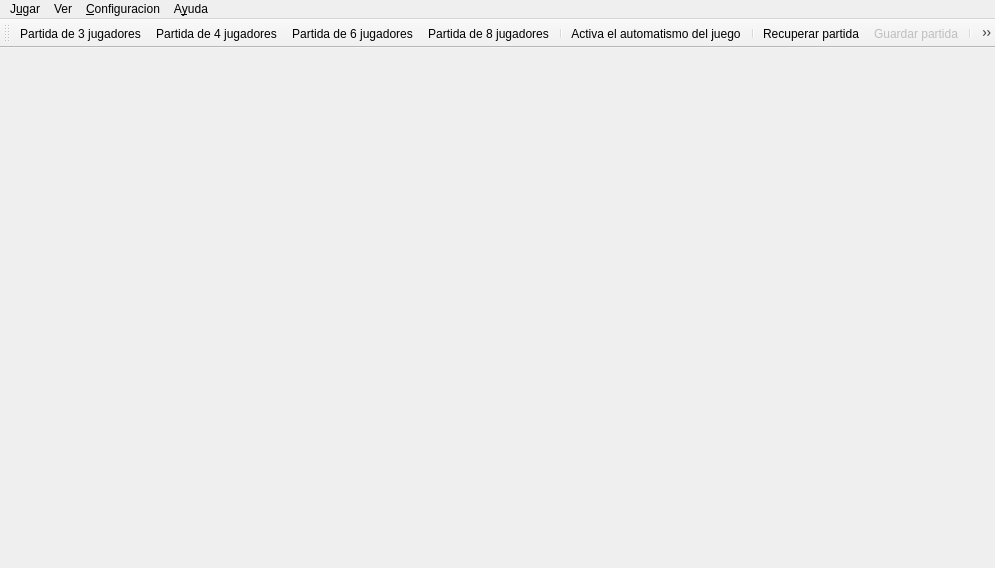
The window that glparchis/ui/frmMain.ui (turulomio/glparchis) describes before a commit, drawn with Qt 5.
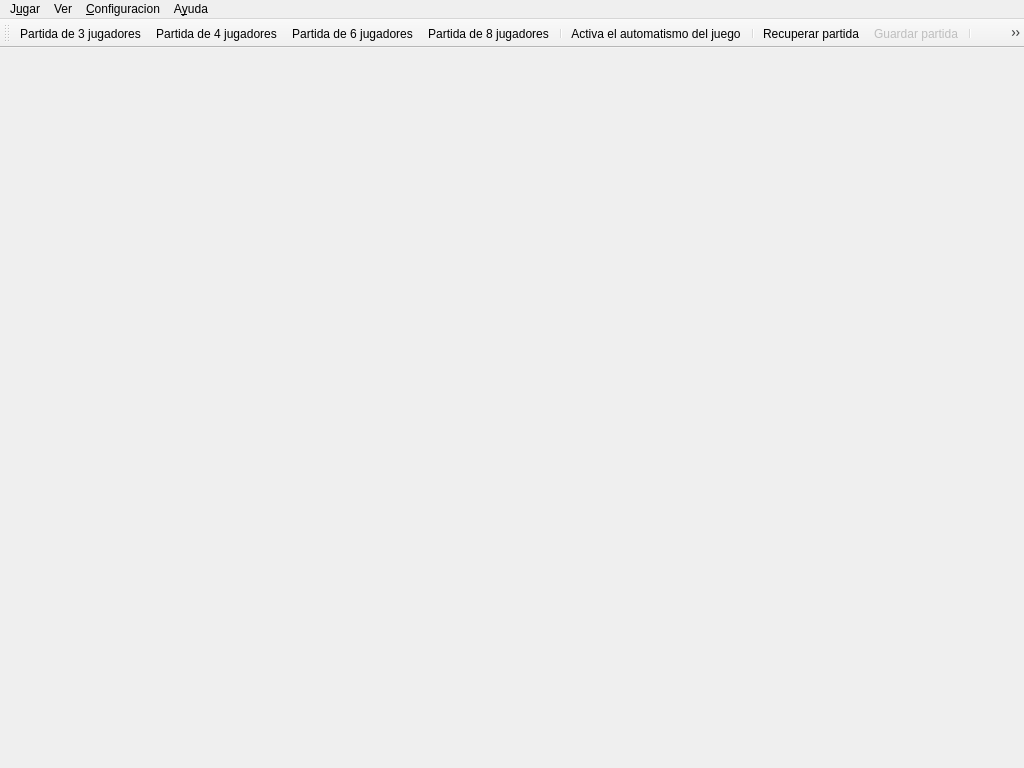
The same window after the commit. Icons and pictures are not drawn.

Diff of the .ui file:
```diff
--- a/glparchis/ui/frmMain.ui
+++ b/glparchis/ui/frmMain.ui
@@ -10,8 +10,8 @@
    <rect>
     <x>0</x>
     <y>0</y>
-    <width>995</width>
-    <height>568</height>
+    <width>1024</width>
+    <height>768</height>
    </rect>
   </property>
   <property name="cursor">
@@ -36,7 +36,7 @@
     <rect>
      <x>0</x>
      <y>0</y>
-     <width>995</width>
+     <width>1024</width>
      <height>30</height>
     </rect>
    </property>
```
Left out of the diff: 19 changed lines with no effect on the pictures.
